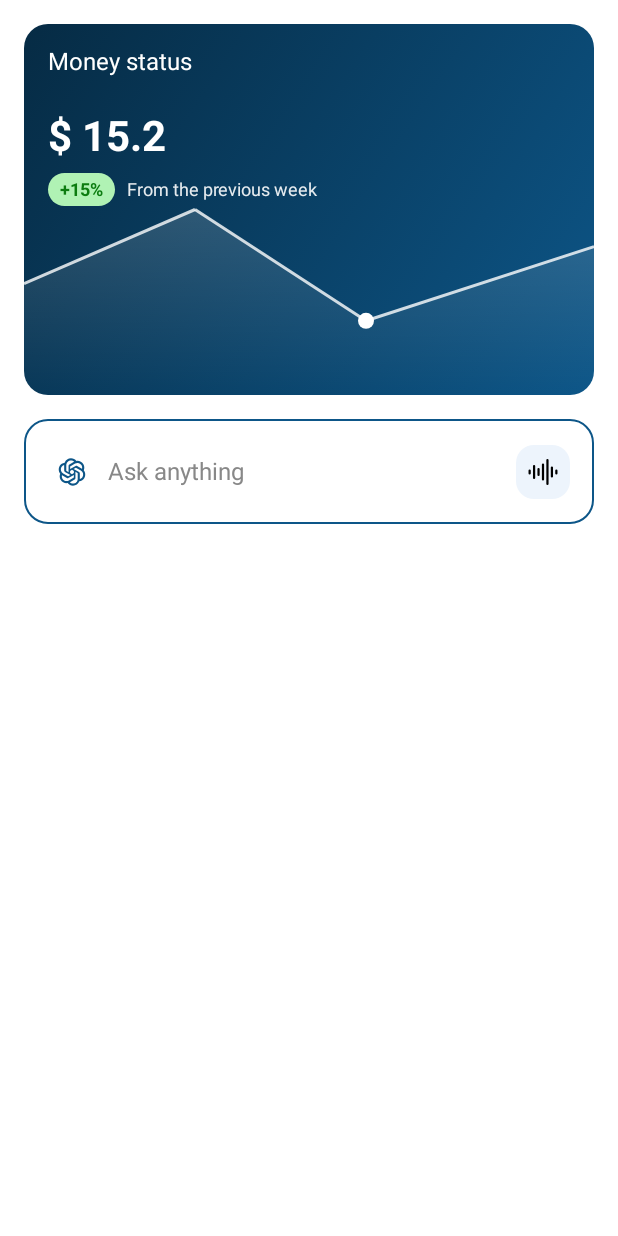
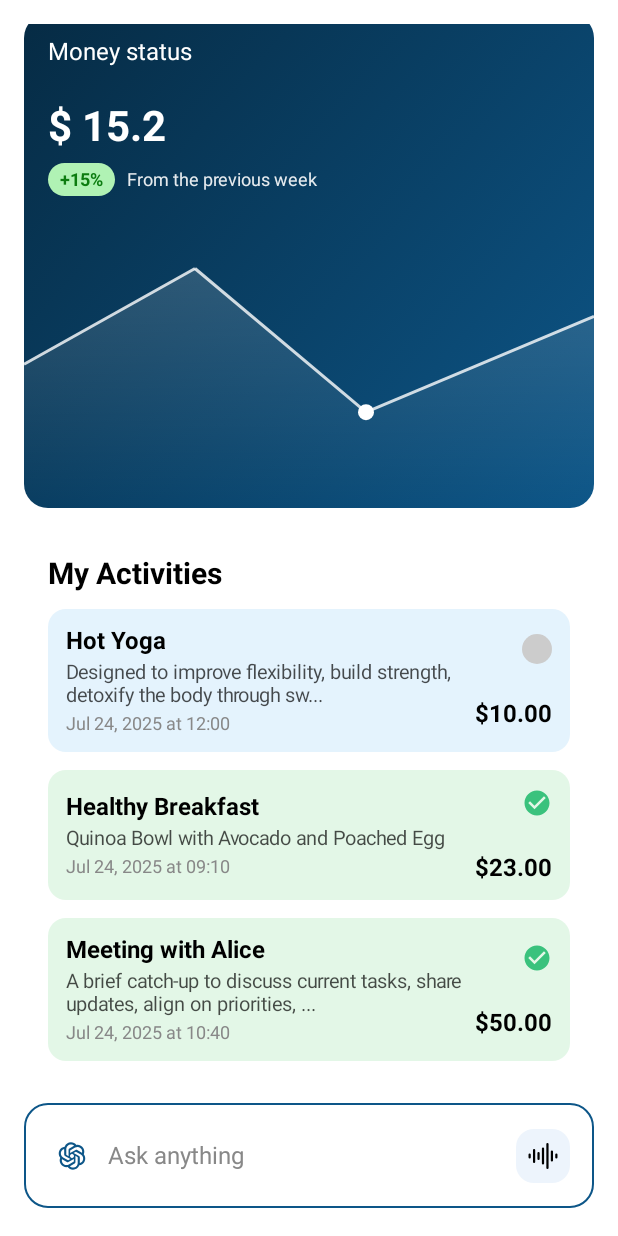
Before and after one commit to georgianaarosoae/Hackaton2025, an Android app built with Jetpack Compose: the @Preview function DashboardScreenPreview, on a phone screen of 412 x 824 dp. Run offline under Robolectric (Android 15) with nearby library versions, the light colour scheme and no system bars; libraries missing offline, so code that uses them is left out: org.burnoutcrew.reorderable.

Commit message:
update dashboard

```diff
--- a/app/src/main/java/com/example/hackaton2025/dashboard/DashboardScreen.kt
+++ b/app/src/main/java/com/example/hackaton2025/dashboard/DashboardScreen.kt
@@ -1,30 +1,78 @@
 package com.example.hackaton2025.dashboard
 
+import androidx.compose.foundation.background
+import androidx.compose.foundation.content.MediaType.Companion.Text
+import androidx.compose.foundation.layout.Arrangement
+import androidx.compose.foundation.layout.Box
 import androidx.compose.foundation.layout.Column
+import androidx.compose.foundation.layout.PaddingValues
 import androidx.compose.foundation.layout.Spacer
 import androidx.compose.foundation.layout.fillMaxSize
+import androidx.compose.foundation.layout.fillMaxWidth
 import androidx.compose.foundation.layout.height
 import androidx.compose.foundation.layout.padding
+import androidx.compose.foundation.layout.width
+import androidx.compose.foundation.layout.wrapContentWidth
+import androidx.compose.foundation.lazy.LazyRow
+import androidx.compose.foundation.lazy.itemsIndexed
+import androidx.compose.foundation.rememberScrollState
+import androidx.compose.foundation.shape.RoundedCornerShape
+import androidx.compose.foundation.verticalScroll
+import androidx.compose.material3.Text
 import androidx.compose.runtime.Composable
 import androidx.compose.runtime.getValue
 import androidx.compose.runtime.mutableStateOf
 import androidx.compose.runtime.remember
 import androidx.compose.runtime.setValue
+import androidx.compose.ui.Alignment
 import androidx.compose.ui.Modifier
+import androidx.compose.ui.graphics.Color
+import androidx.compose.ui.platform.LocalConfiguration
+import androidx.compose.ui.text.font.FontWeight
+import androidx.compose.ui.text.style.TextAlign
+import androidx.compose.ui.text.style.TextOverflow
 import androidx.compose.ui.tooling.preview.Preview
 import androidx.compose.ui.unit.dp
+import androidx.compose.ui.unit.sp
+import com.example.hackaton2025.R
+import com.example.hackaton2025.wishlist.WishlistItem
+import com.example.hackaton2025.wishlist.distribuiBugetulPePrioritati
 
 @Composable
 fun DashboardScreen() {
     var text by remember { mutableStateOf("") }
-    Column() {
+    val scrollState = rememberScrollState()
+
+    Column(
+        modifier = Modifier
+            .fillMaxSize()
+            .verticalScroll(scrollState)
+    ){
         MoneyStatusScreen()
         Spacer(modifier = Modifier.height(16.dp))
+
+        MainTasks()
+
         ChatAiScreen(
             text = text,
             onTextChange = { text = it },
-            onMicClick = {  }
+            onMicClick = { }
         )
+
+        Text(
+            text = "Main Objectives",
+            color = Color(0xFF0D5688),
+            fontSize = 20.sp,
+            fontWeight = FontWeight.Bold,
+            textAlign = TextAlign.Start,
+            maxLines = 1,
+            overflow = TextOverflow.Ellipsis,
+            modifier = Modifier.fillMaxWidth()
+                .padding(top = 32.dp)
+        )
+
+        MainObjectives()
+
     }
 
 }
--- /dev/null
+++ b/app/src/main/java/com/example/hackaton2025/dashboard/MainObjectives.kt
@@ -0,0 +1,69 @@
+package com.example.hackaton2025.dashboard
+
+import androidx.compose.foundation.layout.Arrangement
+import androidx.compose.foundation.layout.Box
+import androidx.compose.foundation.layout.PaddingValues
+import androidx.compose.foundation.layout.fillMaxWidth
+import androidx.compose.foundation.layout.height
+import androidx.compose.foundation.layout.padding
+import androidx.compose.foundation.layout.width
+import androidx.compose.foundation.lazy.LazyRow
+import androidx.compose.foundation.lazy.itemsIndexed
+import androidx.compose.runtime.Composable
+import androidx.compose.runtime.getValue
+import androidx.compose.runtime.mutableStateOf
+import androidx.compose.runtime.remember
+import androidx.compose.runtime.setValue
+import androidx.compose.ui.Alignment
+import androidx.compose.ui.Modifier
+import androidx.compose.ui.platform.LocalConfiguration
+import androidx.compose.ui.unit.dp
+import com.example.hackaton2025.R
+import com.example.hackaton2025.wishlist.WishlistItem
+import com.example.hackaton2025.wishlist.distribuiBugetulPePrioritati
+
+@Composable
+fun MainObjectives() {
+    val sampleItems = listOf(
+        WishlistItem("PlayStation 5", 100f, R.drawable.bike, 1),
+        WishlistItem("Căști Bose", 200f, R.drawable.ic_launcher_background, 2),
+        WishlistItem("Bicicletă", 2200f, R.drawable.ic_launcher_background, 3)
+    )
+
+    var savedAmount by remember { mutableStateOf(600f) }
+    var wishlist by remember { mutableStateOf(sampleItems.toMutableList()) }
+
+    val alocari = remember(wishlist, savedAmount) {
+        distribuiBugetulPePrioritati(wishlist, savedAmount)
+    }
+
+
+    val configuration = LocalConfiguration.current
+    val screenWidthDp = configuration.screenWidthDp.dp
+    val itemSize = screenWidthDp * 0.35f
+
+
+    LazyRow(
+        contentPadding = PaddingValues(vertical = 8.dp),
+        horizontalArrangement = Arrangement.spacedBy(8.dp)
+    ) {
+        itemsIndexed(wishlist, key = { _, item -> item.name }) { index, item ->
+
+            Box(
+                modifier = Modifier
+                    .width(itemSize)
+                    .height(300.dp),
+                contentAlignment = Alignment.Center
+            ) {
+                WishlistItem(
+                    item = item,
+                    alocat = alocari[item.name] ?: 0f,
+                    modifier = Modifier
+                        .fillMaxWidth()
+                        .padding(vertical = 10.dp)
+                )
+            }
+
+        }
+    }
+}
--- /dev/null
+++ b/app/src/main/java/com/example/hackaton2025/dashboard/MainTasks.kt
@@ -0,0 +1,165 @@
+package com.example.hackaton2025.dashboard
+
+import androidx.compose.foundation.background
+import androidx.compose.foundation.layout.Arrangement
+import androidx.compose.foundation.layout.Box
+import androidx.compose.foundation.layout.Column
+import androidx.compose.foundation.layout.Row
+import androidx.compose.foundation.layout.Spacer
+import androidx.compose.foundation.layout.fillMaxSize
+import androidx.compose.foundation.layout.fillMaxWidth
+import androidx.compose.foundation.layout.height
+import androidx.compose.foundation.layout.padding
+import androidx.compose.foundation.layout.size
+import androidx.compose.foundation.layout.width
+import androidx.compose.foundation.lazy.LazyColumn
+import androidx.compose.foundation.lazy.items
+import androidx.compose.foundation.shape.CircleShape
+import androidx.compose.foundation.shape.RoundedCornerShape
+import androidx.compose.material.icons.Icons
+import androidx.compose.material.icons.filled.CheckCircle
+import androidx.compose.material3.Icon
+import androidx.compose.material3.Text
+import androidx.compose.runtime.Composable
+import androidx.compose.ui.Alignment
+import androidx.compose.ui.Modifier
+import androidx.compose.ui.graphics.Color
+import androidx.compose.ui.text.font.FontWeight
+import androidx.compose.ui.text.style.TextOverflow
+import androidx.compose.ui.unit.dp
+import androidx.compose.ui.unit.sp
+
+
+@Composable
+fun MainTasks() {
+
+    val items = listOf(
+        ActivityItem(
+            title = "Hot Yoga",
+            description = "Designed to improve flexibility, build strength, detoxify the body through sw...",
+            date = "Jul 24, 2025 at 12:00",
+            price = "$10.00",
+            backgroundColor = Color(0xFFE4F3FD),
+            isDone = false
+        ),
+        ActivityItem(
+            title = "Healthy Breakfast",
+            description = "Quinoa Bowl with Avocado and Poached Egg",
+            date = "Jul 24, 2025 at 09:10",
+            price = "$23.00",
+            backgroundColor = Color(0xFFE3F7E7),
+            isDone = true
+        ),
+        ActivityItem(
+            title = "Meeting with Alice",
+            description = "A brief catch-up to discuss current tasks, share updates, align on priorities, ...",
+            date = "Jul 24, 2025 at 10:40",
+            price = "$50.00",
+            backgroundColor = Color(0xFFE3F7E7),
+            isDone = true
+        )
+    )
+
+    Column(
+        modifier = Modifier
+            .fillMaxSize()
+            .background(Color.White)
+            .padding(16.dp)
+    ) {
+        Text(
+            text = "My Activities",
+            fontSize = 20.sp,
+            fontWeight = FontWeight.Bold,
+            modifier = Modifier.padding(bottom = 12.dp)
+        )
+
+        items.forEach { item ->
+            ActivityCard(item)
+
+            Spacer(modifier = Modifier.height(12.dp))
+        }
+    }
+}
+
+
+@Composable
+fun ActivityCard(item: ActivityItem) {
+    Box(
+        modifier = Modifier
+            .fillMaxWidth()
+            .background(item.backgroundColor, shape = RoundedCornerShape(12.dp))
+            .padding(12.dp)
+    ) {
+        Row(
+            verticalAlignment = Alignment.CenterVertically
+        ) {
+            Column(
+                modifier = Modifier.weight(1f)
+            ) {
+                Text(
+                    text = item.title,
+                    fontWeight = FontWeight.Bold,
+                    fontSize = 16.sp,
+                    color = Color.Black
+                )
+
+                Spacer(modifier = Modifier.height(4.dp))
+
+                Text(
+                    text = item.description,
+                    color = Color.Black.copy(alpha = 0.7f),
+                    fontSize = 13.sp,
+                    maxLines = 2,
+                    overflow = TextOverflow.Ellipsis
+                )
+
+                Spacer(modifier = Modifier.height(4.dp))
+
+                Text(
+                    text = item.date,
+                    color = Color.Gray,
+                    fontSize = 12.sp
+                )
+            }
+
+            Spacer(modifier = Modifier.width(8.dp))
+
+            Column(
+                horizontalAlignment = Alignment.End
+            ) {
+                if (item.isDone) {
+                    Icon(
+                        imageVector = Icons.Default.CheckCircle,
+                        contentDescription = "Done",
+                        tint = Color(0xFF3AC27D),
+                        modifier = Modifier.size(20.dp)
+                    )
+                } else {
+                    Box(
+                        modifier = Modifier
+                            .size(20.dp)
+                            .background(Color.LightGray, shape = CircleShape)
+                    )
+                }
+
+                Spacer(modifier = Modifier.height(24.dp))
+
+                Text(
+                    text = item.price,
+                    fontWeight = FontWeight.Bold,
+                    fontSize = 16.sp,
+                    color = Color.Black
+                )
+            }
+        }
+    }
+}
+
+data class ActivityItem(
+    val title: String,
+    val description: String,
+    val date: String,
+    val price: String,
+    val backgroundColor: Color,
+    val isDone: Boolean
+)
--- a/app/src/main/java/com/example/hackaton2025/dashboard/MoneyStatusScreen.kt
+++ b/app/src/main/java/com/example/hackaton2025/dashboard/MoneyStatus.kt
@@ -40,7 +40,7 @@
 ) {
     val configuration = LocalConfiguration.current
     val screenHeight = configuration.screenHeightDp.dp
-    val cardHeight = screenHeight * 0.30f
+    val cardHeight = screenHeight * 0.40f
 
     val animationProgress = remember { Animatable(0f) }
 
@@ -108,6 +108,7 @@
             }
         }
 
+        Column(Modifier.padding(top = 10.dp)) {
             Canvas(
                 modifier = Modifier
                     .fillMaxSize()
@@ -206,6 +207,7 @@
             }
         }
     }
+}
 
 @Preview(showBackground = true)
 @Composable
```
Lines whose indentation alone changed are shown as unchanged.
